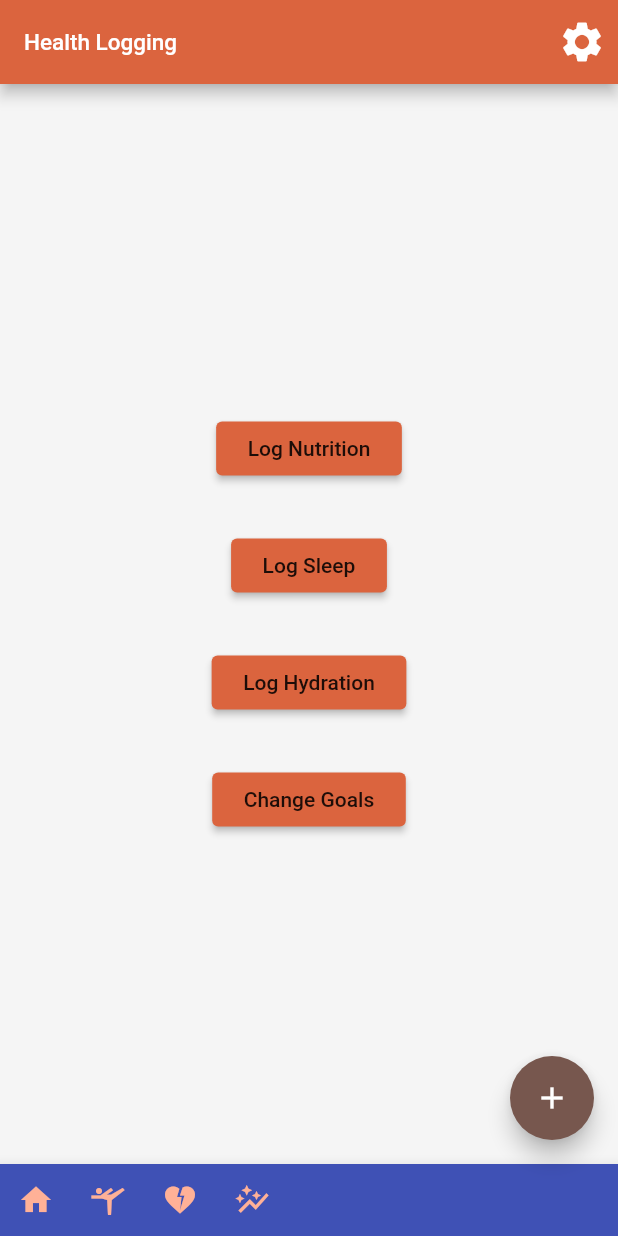
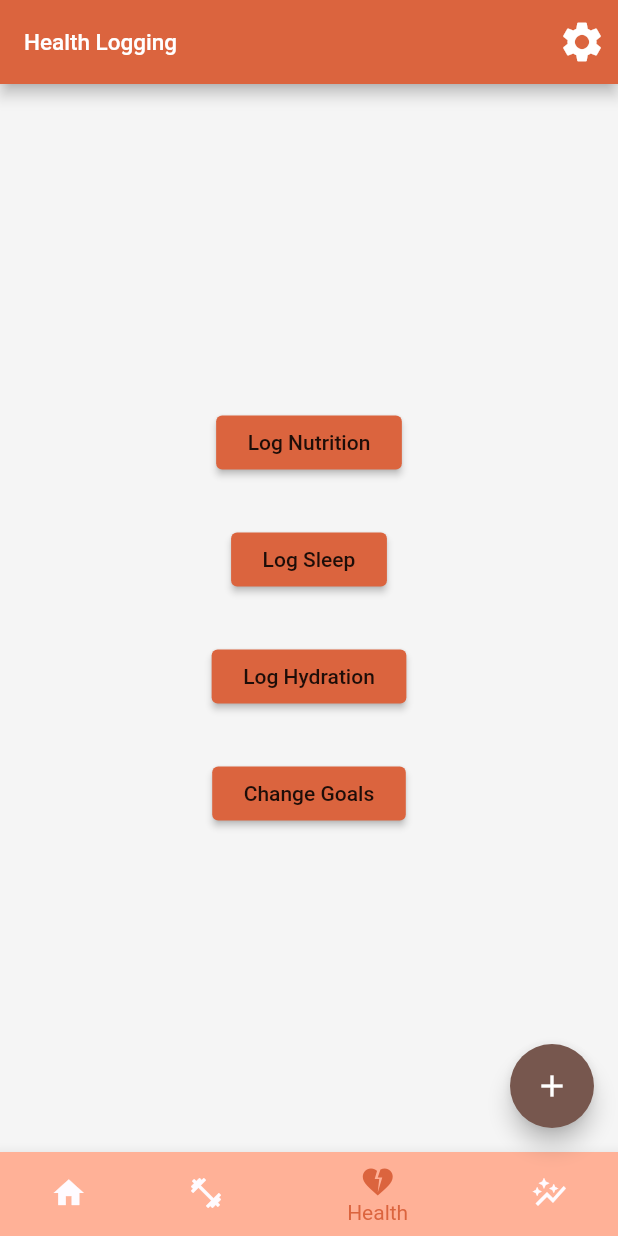
Before and after one commit to GDauterman/rpi_beefcake, a Flutter app: the screen it shows once a user with an empty profile is signed in, on a phone screen of 412 x 824 dp. Run offline on Flutter 3.47's test engine with Material 2 defaults, Android fonts, the phone set to English and light mode, and no system bars; our stand-ins replace cloud_firestore, firebase_auth, firebase_core; accounts and stored records are empty.

```diff
--- a/lib/base_page.dart
+++ b/lib/base_page.dart
@@ -18,7 +18,6 @@ class BasePage extends StatefulWidget {
 class _BasePage extends State<BasePage> {
 
   PageItems pageItem = PageItems.health;
-
   FloatingActionButtonLocation _fabLocation =
       FloatingActionButtonLocation.endDocked;
 
@@ -47,7 +46,6 @@ class _BasePage extends State<BasePage> {
               icon: Icon(Icons.settings, size: 32,))
         ],
       ),
-
       body: (() {
         if(pageItem == PageItems.home) {
           return HomePage();}
@@ -58,54 +56,22 @@ class _BasePage extends State<BasePage> {
         if(pageItem == PageItems.trends) {
           return const TrendsPage();}
       } ()),
-
       floatingActionButton: FloatingActionButton(
         onPressed: () {},
           child: const Icon(Icons.add),
         backgroundColor: Theme.of(context).colorScheme.secondary
       ) ,
+      bottomNavigationBar: BottomNavigationBar(
+        backgroundColor: Theme.of(context).colorScheme.background,
 
-      bottomNavigationBar: BottomAppBar(
-        shape: CircularNotchedRectangle(),
-        color: Theme.of(context).colorScheme.background,
-        child: Row(
-          children: <Widget>[
-            IconButton(
-                onPressed: () {
-                  _onItemTapped(pageItem.getIndex);
-                },
-                icon:  Icon(Icons.home),
-                color: Theme.of(context).colorScheme.surfaceVariant,
-            ),
-            IconButton(
-              onPressed: () {
-                _onItemTapped(pageItem.getIndex);
-              },
-              icon:  Icon(Icons.sports_gymnastics),
-              color: Theme.of(context).colorScheme.surfaceVariant,
-            ),
-            IconButton(
-              onPressed: () {
-                _onItemTapped(pageItem.getIndex);
-              },
-              icon:  Icon(Icons.heart_broken),
-              color: Theme.of(context).colorScheme.surfaceVariant,
-            ),
-            IconButton(
-              onPressed: () {
-                _onItemTapped(pageItem.getIndex);
-              },
-              icon:  Icon(Icons.auto_graph),
-              color: Theme.of(context).colorScheme.surfaceVariant,
-            ),
-            /*
+        items: <BottomNavigationBarItem>[
           BottomNavigationBarItem(
             icon: Icon(Icons.home),
             label: 'Home',
             backgroundColor: Theme.of(context).colorScheme.surfaceVariant,
           ),
           BottomNavigationBarItem(
-              icon: Icon(Icons.sports_gymnastics),
+            icon: Icon(Icons.fitness_center),
             label: 'Fitness',
             backgroundColor: Theme.of(context).colorScheme.surfaceVariant,
           ),
@@ -119,14 +85,10 @@ class _BasePage extends State<BasePage> {
             label: 'Trends',
             backgroundColor: Theme.of(context).colorScheme.surfaceVariant,
           ),
-             */
         ],
-        /*
         currentIndex: pageItem.getIndex,
         selectedItemColor: Theme.of(context).colorScheme.primary,
         onTap: _onItemTapped,
-        */
-        ),
       ),
     );
   }
```
Lines whose indentation alone changed are shown as unchanged.
